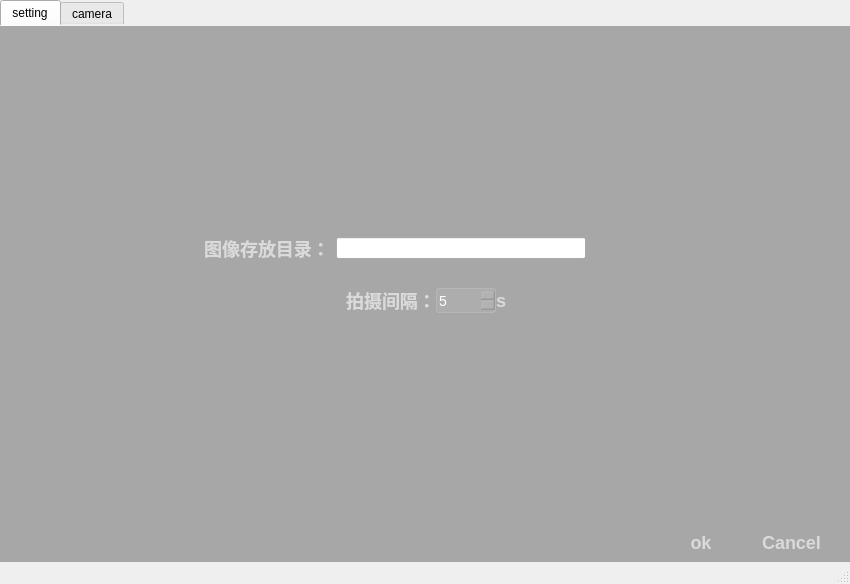
Qt form ui/camera.ui (liwanyu0000/project) before a commit.
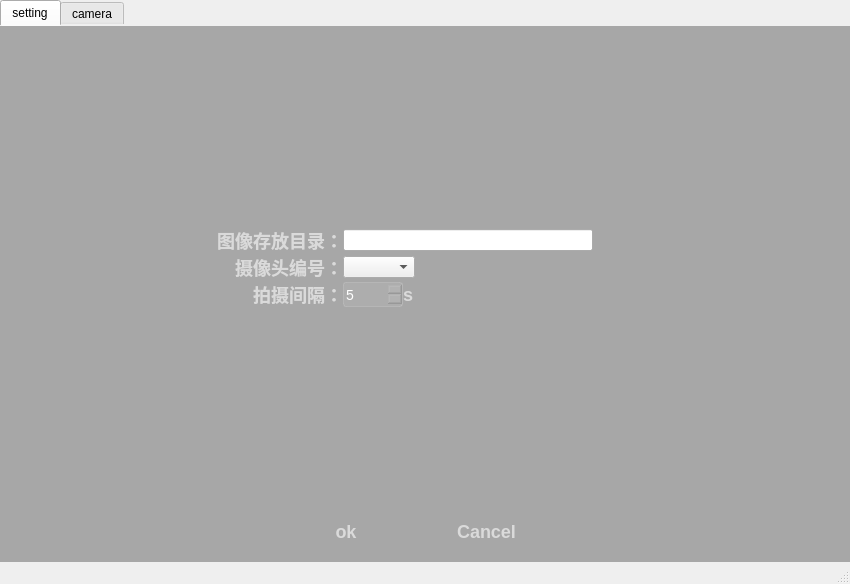
The same form after that commit. The open tabs and pages were chosen to show the change. Icons and pictures are not drawn.

Patch:
```diff
--- a/ui/camera.ui
+++ b/ui/camera.ui
@@ -123,7 +123,22 @@
        <attribute name="title">
         <string>setting</string>
        </attribute>
-       <layout class="QVBoxLayout" name="verticalLayout_2">
+       <layout class="QVBoxLayout" name="verticalLayout_3">
+        <property name="spacing">
+         <number>0</number>
+        </property>
+        <property name="leftMargin">
+         <number>0</number>
+        </property>
+        <property name="topMargin">
+         <number>0</number>
+        </property>
+        <property name="rightMargin">
+         <number>0</number>
+        </property>
+        <property name="bottomMargin">
+         <number>20</number>
+        </property>
         <item>
          <spacer name="TVerticalSpacer">
           <property name="orientation">
@@ -154,10 +169,22 @@
           </item>
           <item>
            <layout class="QVBoxLayout" name="centerVerticalLayout">
+            <property name="spacing">
+             <number>0</number>
+            </property>
             <item>
              <layout class="QHBoxLayout" name="topCenterHorizontalLayout">
+              <property name="spacing">
+               <number>0</number>
+              </property>
               <item>
                <widget class="QLabel" name="floderLabel">
+                <property name="minimumSize">
+                 <size>
+                  <width>140</width>
+                  <height>0</height>
+                 </size>
+                </property>
                 <property name="maximumSize">
                  <size>
                   <width>140</width>
@@ -168,7 +195,7 @@
                  <string>图像存放目录：</string>
                 </property>
                 <property name="alignment">
-                 <set>Qt::AlignCenter</set>
+                 <set>Qt::AlignRight|Qt::AlignTrailing|Qt::AlignVCenter</set>
                 </property>
                </widget>
               </item>
@@ -267,38 +294,66 @@
              </layout>
             </item>
             <item>
-             <spacer name="CCVerticalSpacer">
-              <property name="orientation">
-               <enum>Qt::Vertical</enum>
+             <layout class="QHBoxLayout" name="centerCenterHorizontalLayout">
+              <property name="spacing">
+               <number>0</number>
               </property>
-              <property name="sizeHint" stdset="0">
-               <size>
-                <width>20</width>
-                <height>40</height>
-               </size>
-              </property>
-             </spacer>
+              <item>
+               <widget class="QLabel" name="label">
+                <property name="minimumSize">
+                 <size>
+                  <width>140</width>
+                  <height>0</height>
+                 </size>
+                </property>
+                <property name="maximumSize">
+                 <size>
+                  <width>140</width>
+                  <height>16777215</height>
+                 </size>
+                </property>
+                <property name="layoutDirection">
+                 <enum>Qt::LeftToRight</enum>
+                </property>
+                <property name="text">
+                 <string>摄像头编号：</string>
+                </property>
+                <property name="alignment">
+                 <set>Qt::AlignRight|Qt::AlignTrailing|Qt::AlignVCenter</set>
+                </property>
+               </widget>
+              </item>
+              <item>
+               <widget class="QComboBox" name="comboBox"/>
+              </item>
+              <item>
+               <spacer name="horizontalSpacer">
+                <property name="orientation">
+                 <enum>Qt::Horizontal</enum>
+                </property>
+                <property name="sizeHint" stdset="0">
+                 <size>
+                  <width>40</width>
+                  <height>20</height>
+                 </size>
+                </property>
+               </spacer>
+              </item>
+             </layout>
             </item>
             <item>
              <layout class="QHBoxLayout" name="bottomCenterHorizontalLayout">
               <property name="spacing">
                <number>0</number>
               </property>
-              <item>
-               <spacer name="LBCHorizontalSpacer">
-                <property name="orientation">
-                 <enum>Qt::Horizontal</enum>
-                </property>
-                <property name="sizeHint" stdset="0">
-                 <size>
-                  <width>40</width>
-                  <height>20</height>
-                 </size>
-                </property>
-               </spacer>
-              </item>
               <item>
                <widget class="QLabel" name="timeLabel">
+                <property name="minimumSize">
+                 <size>
+                  <width>140</width>
+                  <height>0</height>
+                 </size>
+                </property>
                 <property name="maximumSize">
                  <size>
                   <width>140</width>
@@ -309,7 +364,7 @@
                  <string>拍摄间隔：</string>
                 </property>
                 <property name="alignment">
-                 <set>Qt::AlignCenter</set>
+                 <set>Qt::AlignRight|Qt::AlignTrailing|Qt::AlignVCenter</set>
                 </property>
                </widget>
               </item>
@@ -424,6 +479,19 @@
           </item>
          </layout>
         </item>
+        <item>
+         <spacer name="CCVerticalSpacer">
+          <property name="orientation">
+           <enum>Qt::Vertical</enum>
+          </property>
+          <property name="sizeHint" stdset="0">
+           <size>
+            <width>442</width>
+            <height>13</height>
+           </size>
+          </property>
+         </spacer>
+        </item>
         <item>
          <spacer name="BVerticalSpacer">
           <property name="orientation">
@@ -440,10 +508,10 @@
         <item>
          <layout class="QHBoxLayout" name="BHorizontalLayout">
           <property name="spacing">
-           <number>50</number>
+           <number>100</number>
           </property>
           <property name="rightMargin">
-           <number>20</number>
+           <number>0</number>
           </property>
           <item>
            <spacer name="LBHorizontalSpacer">
@@ -470,8 +538,24 @@
             <property name="text">
              <string>Cancel</string>
             </property>
+            <property name="default">
+             <bool>false</bool>
+            </property>
            </widget>
           </item>
+          <item>
+           <spacer name="RBHorizontalSpacer">
+            <property name="orientation">
+             <enum>Qt::Horizontal</enum>
+            </property>
+            <property name="sizeHint" stdset="0">
+             <size>
+              <width>40</width>
+              <height>20</height>
+             </size>
+            </property>
+           </spacer>
+          </item>
          </layout>
         </item>
        </layout>
```
Left out of the diff: 101 changed lines with no effect on the pictures.
